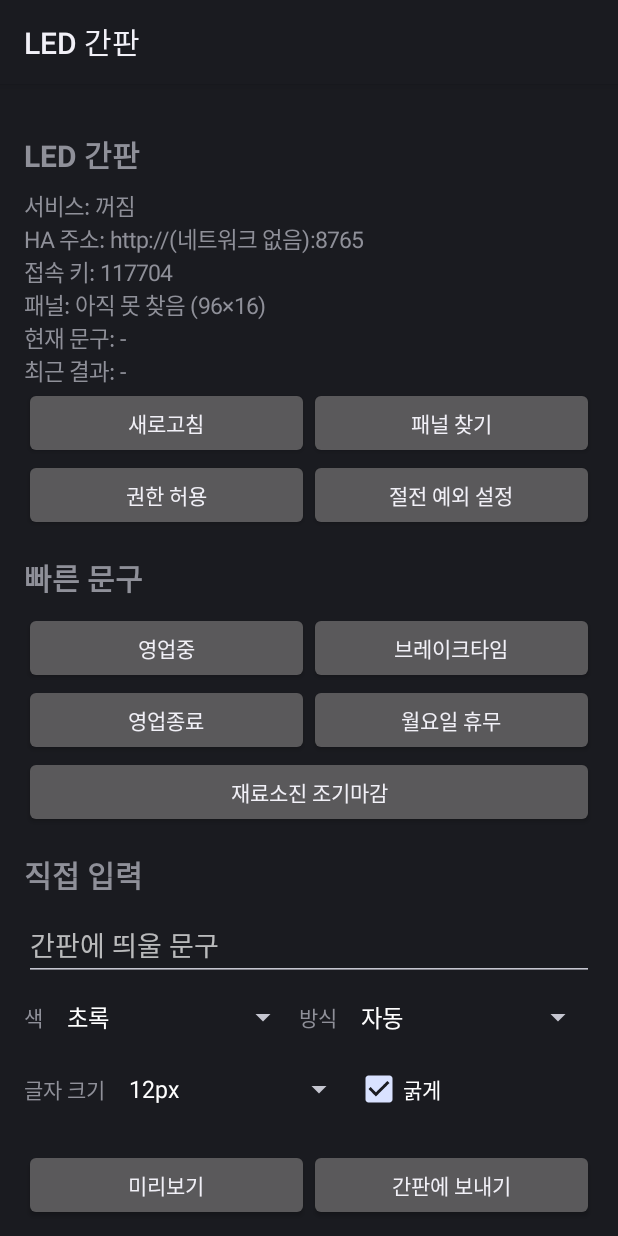
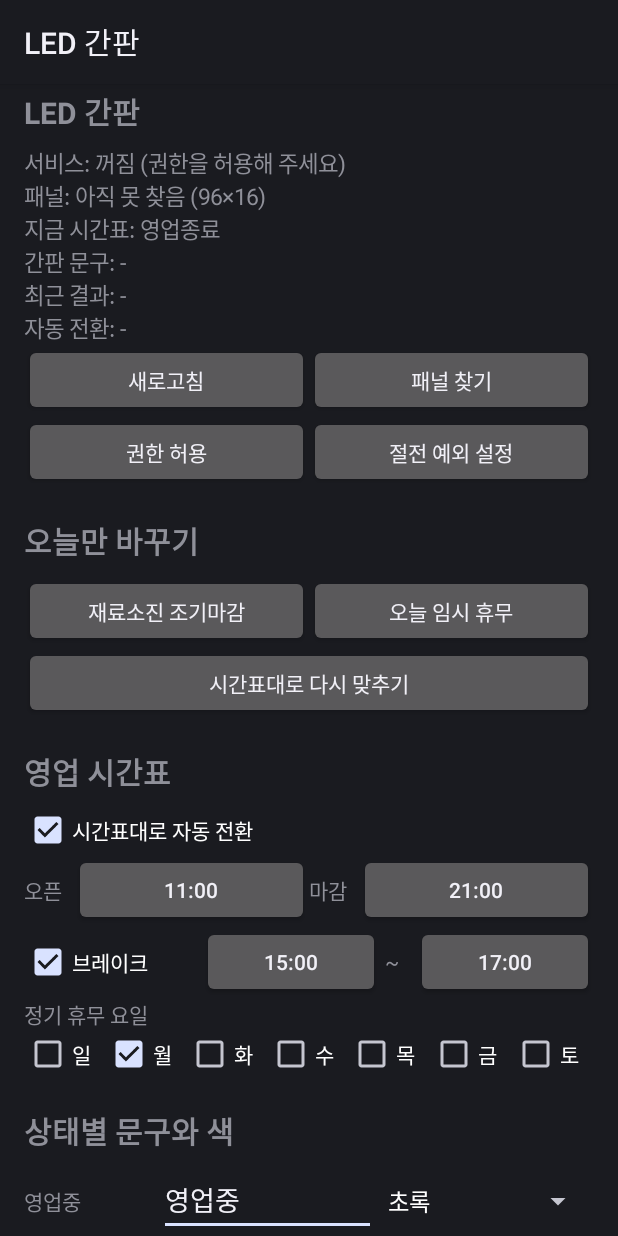
Before and after one commit to taekchonee/chodang-payroll, an Android app: the screen it shows after launch (MainActivity), on a phone screen of 412 x 824 dp. Run offline under Robolectric (Android 15) with nearby library versions, the phone set to English and light mode, and no system bars.

Commit message:
Move the opening-hours schedule into the app and drop Home Assistant
The POS app now switches the sign on its own: opening, break and
closing times, weekly holidays, and today-only overrides (sold out,
closed today). It re-syncs the sign whenever the POS boots. The HTTP
server and the HA package are no longer needed and are removed.

Co-Authored-By: Claude Opus 5.5 <noreply@anthropic.com>
Claude-Session: https://claude.ai/code/session_01CAN7fuhWutNjPZ6VeppQX6

```diff
--- a/android/app/build.gradle.kts
+++ b/android/app/build.gradle.kts
@@ -11,8 +11,8 @@ android {
         applicationId = "com.chodang.ledsign"
         minSdk = 24
         targetSdk = 34
-        versionCode = 1
-        versionName = "0.1.0"
+        versionCode = 2
+        versionName = "0.2.0"
     }
 
     // 업데이트 설치가 되도록 항상 같은 키로 서명합니다 (공개 디버그용 키).
--- a/android/app/src/main/AndroidManifest.xml
+++ b/android/app/src/main/AndroidManifest.xml
@@ -12,8 +12,6 @@
     <uses-permission android:name="android.permission.BLUETOOTH_SCAN" android:usesPermissionFlags="neverForLocation" />
     <uses-permission android:name="android.permission.BLUETOOTH_CONNECT" />
 
-    <uses-permission android:name="android.permission.INTERNET" />
-    <uses-permission android:name="android.permission.ACCESS_NETWORK_STATE" />
     <uses-permission android:name="android.permission.FOREGROUND_SERVICE" />
     <uses-permission android:name="android.permission.FOREGROUND_SERVICE_CONNECTED_DEVICE" />
     <uses-permission android:name="android.permission.POST_NOTIFICATIONS" />
--- a/android/app/src/main/java/com/chodang/ledsign/LedService.kt
+++ b/android/app/src/main/java/com/chodang/ledsign/LedService.kt
@@ -10,15 +10,11 @@ import android.content.Intent
 import android.content.pm.ServiceInfo
 import android.os.Build
 import android.os.IBinder
-import java.net.Inet4Address
-import java.net.NetworkInterface
-import java.security.SecureRandom
 
-/** 화면이 꺼져 있어도 HA 명령을 받을 수 있게 계속 돌아가는 서비스 */
+/** 화면이 꺼져 있어도 시간표대로 간판을 바꾸도록 계속 돌아가는 서비스 */
 class LedService : Service() {
 
     companion object {
-        const val PORT = 8765
         private const val CHANNEL_ID = "led_sign"
 
         @Volatile var instance: LedService? = null
@@ -30,47 +26,30 @@ class LedService : Service() {
             else context.startService(intent)
         }
 
-        /** 앱 화면에 표시할 접속 키. 처음 실행할 때 한 번 만들어 저장합니다. */
-        fun accessKey(context: Context): String {
-            val prefs = context.getSharedPreferences("sign", Context.MODE_PRIVATE)
-            prefs.getString("access_key", null)?.let { return it }
-            val key = (1..6).map { SecureRandom().nextInt(10) }.joinToString("")
-            prefs.edit().putString("access_key", key).apply()
-            return key
-        }
-
-        fun localIp(): String? = try {
-            NetworkInterface.getNetworkInterfaces().toList()
-                .filter { it.isUp && !it.isLoopback }
-                .flatMap { it.inetAddresses.toList() }
-                .firstOrNull { it is Inet4Address && it.isSiteLocalAddress }
-                ?.hostAddress
-        } catch (_: Exception) { null }
     }
 
     lateinit var controller: SignController
         private set
-    private var server: HttpServer? = null
-    @Volatile var serverError: String? = null
+    lateinit var schedule: StoreSchedule
+        private set
+    lateinit var scheduler: AutoScheduler
         private set
 
     override fun onCreate() {
         super.onCreate()
         controller = SignController(this)
+        schedule = StoreSchedule(this)
+        scheduler = AutoScheduler(schedule, controller)
         startAsForeground()
-        try {
-            server = HttpServer(PORT, { accessKey(this) }, controller).also { it.start() }
-        } catch (e: Exception) {
-            serverError = e.message
-        }
         instance = this
+        scheduler.start()
     }
 
     override fun onStartCommand(intent: Intent?, flags: Int, startId: Int): Int = START_STICKY
 
     override fun onDestroy() {
         instance = null
-        server?.stop()
+        scheduler.stop()
         controller.shutdown()
         super.onDestroy()
     }
@@ -92,8 +71,8 @@ class LedService : Service() {
         val builder = if (Build.VERSION.SDK_INT >= Build.VERSION_CODES.O)
             Notification.Builder(this, CHANNEL_ID) else Notification.Builder(this)
         val notification = builder
-            .setContentTitle("LED 간판 연결 대기 중")
-            .setContentText("HA 명령을 받으면 입구 간판 문구를 바꿉니다")
+            .setContentTitle("LED 간판 자동 전환 중")
+            .setContentText("영업 시간표에 맞춰 입구 간판 문구를 바꿉니다")
             .setSmallIcon(android.R.drawable.stat_sys_data_bluetooth)
             .setContentIntent(open)
             .setOngoing(true)
--- a/android/app/src/main/java/com/chodang/ledsign/MainActivity.kt
+++ b/android/app/src/main/java/com/chodang/ledsign/MainActivity.kt
@@ -3,10 +3,13 @@ package com.chodang.ledsign
 import android.Manifest
 import android.annotation.SuppressLint
 import android.app.Activity
+import android.app.TimePickerDialog
+import android.content.Context
 import android.content.Intent
 import android.content.pm.PackageManager
 import android.graphics.Bitmap
 import android.graphics.Color
+import android.graphics.Typeface
 import android.net.Uri
 import android.os.Build
 import android.os.Bundle
@@ -23,33 +26,37 @@ import android.widget.LinearLayout
 import android.widget.ScrollView
 import android.widget.Spinner
 import android.widget.TextView
+import android.widget.Toast
+import java.util.Calendar
 
 class MainActivity : Activity() {
 
-    private data class Preset(val text: String, val color: LedColor)
-
-    private val presets = listOf(
-        Preset("영업중", LedColor.GREEN),
-        Preset("브레이크타임", LedColor.YELLOW),
-        Preset("영업종료", LedColor.RED),
-        Preset("월요일 휴무", LedColor.RED),
-        Preset("재료소진 조기마감", LedColor.RED),
-    )
     private val modeLabels = listOf("자동" to "auto", "고정" to "static", "왼쪽으로 흐름" to "left", "오른쪽으로 흐름" to "right")
     private val fontSizes = listOf(12, 13, 14, 15, 16)
+    private val dayLabels = listOf(
+        Calendar.SUNDAY to "일", Calendar.MONDAY to "월", Calendar.TUESDAY to "화", Calendar.WEDNESDAY to "수",
+        Calendar.THURSDAY to "목", Calendar.FRIDAY to "금", Calendar.SATURDAY to "토",
+    )
 
+    private lateinit var schedule: StoreSchedule
     private lateinit var statusView: TextView
+    private lateinit var soldOutButton: Button
+    private lateinit var closedTodayButton: Button
     private lateinit var textInput: EditText
     private lateinit var colorSpinner: Spinner
     private lateinit var modeSpinner: Spinner
     private lateinit var fontSpinner: Spinner
     private lateinit var boldCheck: CheckBox
     private lateinit var previewView: ImageView
+    private val statusTextInputs = mutableMapOf<StoreStatus, EditText>()
+    private val statusColorSpinners = mutableMapOf<StoreStatus, Spinner>()
 
-    private val controller: SignController? get() = LedService.instance?.controller
+    private val service: LedService? get() = LedService.instance
+    private val controller: SignController? get() = service?.controller
 
     override fun onCreate(savedInstanceState: Bundle?) {
         super.onCreate(savedInstanceState)
+        schedule = StoreSchedule(this)
         setContentView(buildUi())
         if (hasPermissions()) LedService.start(this) else requestPermissionsNow()
     }
@@ -69,7 +76,7 @@ class MainActivity : Activity() {
         }
 
         root.addView(title("LED 간판"))
-        statusView = TextView(this).apply { textSize = 15f; setTextIsSelectable(true) }
+        statusView = TextView(this).apply { textSize = 15f }
         root.addView(statusView)
         root.addView(row(
             button("새로고침") { refreshStatus() },
@@ -80,24 +87,88 @@ class MainActivity : Activity() {
             button("절전 예외 설정") { askIgnoreBatteryOptimization() },
         ))
 
-        root.addView(title("빠른 문구"))
-        presets.chunked(2).forEach { pair ->
-            root.addView(row(*pair.map { p ->
-                button(p.text) { send(ShowRequest(p.text, p.color)) }
-            }.toTypedArray()))
+        // 오늘만 바꾸기
+        root.addView(title("오늘만 바꾸기"))
+        soldOutButton = button("") {
+            schedule.soldOutToday = !schedule.soldOutToday
+            onScheduleChanged()
         }
+        closedTodayButton = button("") {
+            schedule.closedToday = !schedule.closedToday
+            onScheduleChanged()
+        }
+        root.addView(row(soldOutButton, closedTodayButton))
+        root.addView(row(button("시간표대로 다시 맞추기") {
+            schedule.soldOutToday = false
+            schedule.closedToday = false
+            onScheduleChanged()
+        }))
 
-        root.addView(title("직접 입력"))
+        // 시간표
+        root.addView(title("영업 시간표"))
+        root.addView(CheckBox(this).apply {
+            text = "시간표대로 자동 전환"
+            isChecked = schedule.autoEnabled
+            setOnCheckedChangeListener { _, on -> schedule.autoEnabled = on; onScheduleChanged() }
+        })
+        root.addView(row(
+            label("오픈"), timeButton({ schedule.openMin }) { schedule.openMin = it },
+            label("마감"), timeButton({ schedule.closeMin }) { schedule.closeMin = it },
+        ))
+        root.addView(row(
+            CheckBox(this).apply {
+                text = "브레이크"
+                isChecked = schedule.useBreak
+                setOnCheckedChangeListener { _, on -> schedule.useBreak = on; onScheduleChanged() }
+            },
+            timeButton({ schedule.breakStartMin }) { schedule.breakStartMin = it },
+            label(" ~ "),
+            timeButton({ schedule.breakEndMin }) { schedule.breakEndMin = it },
+        ))
+        root.addView(label("정기 휴무 요일"))
+        root.addView(row(*dayLabels.map { (day, name) ->
+            CheckBox(this).apply {
+                text = name
+                isChecked = schedule.isHolidayDay(day)
+                setOnCheckedChangeListener { _, on -> schedule.setHolidayDay(day, on); onScheduleChanged() }
+            }
+        }.toTypedArray()))
+
+        // 문구와 색
+        root.addView(title("상태별 문구와 색"))
+        StoreStatus.entries.forEach { s ->
+            val input = EditText(this).apply { setText(schedule.text(s)); setSingleLine() }
+            val color = spinner(LedColor.entries.map { it.label }).apply { setSelection(schedule.color(s).ordinal) }
+            statusTextInputs[s] = input
+            statusColorSpinners[s] = color
+            root.addView(row(label(s.label).apply { minWidth = dp(90) }, input, color))
+        }
+        root.addView(row(button("문구 저장") {
+            StoreStatus.entries.forEach { s ->
+                val t = statusTextInputs[s]!!.text.toString().trim()
+                if (t.isNotEmpty()) schedule.setText(s, t)
+                schedule.setColor(s, LedColor.entries[statusColorSpinners[s]!!.selectedItemPosition])
+            }
+            toast("저장했습니다")
+            onScheduleChanged()
+        }))
+
+        // 글자 크기
+        root.addView(title("글자"))
+        val signPrefs = getSharedPreferences("sign", Context.MODE_PRIVATE)
+        fontSpinner = spinner(fontSizes.map { "${it}px" }).apply {
+            setSelection(fontSizes.indexOf(signPrefs.getFloat("font_px", 16f).toInt()).coerceAtLeast(0))
+        }
+        boldCheck = CheckBox(this).apply { text = "굵게"; isChecked = signPrefs.getBoolean("bold", true) }
+        root.addView(row(label("크기"), fontSpinner, boldCheck))
+
+        // 직접 보내기
+        root.addView(title("직접 보내기"))
         textInput = EditText(this).apply { hint = "간판에 띄울 문구"; setSingleLine() }
         root.addView(textInput)
-        colorSpinner = spinner(LedColor.entries.map { it.label })
-        colorSpinner.setSelection(LedColor.GREEN.ordinal)
+        colorSpinner = spinner(LedColor.entries.map { it.label }).apply { setSelection(LedColor.GREEN.ordinal) }
         modeSpinner = spinner(modeLabels.map { it.first })
         root.addView(row(label("색"), colorSpinner, label("방식"), modeSpinner))
-
-        fontSpinner = spinner(fontSizes.map { "${it}px" })
-        boldCheck = CheckBox(this).apply { text = "굵게"; isChecked = true }
-        root.addView(row(label("글자 크기"), fontSpinner, boldCheck))
 
         previewView = ImageView(this).apply {
             setBackgroundColor(Color.rgb(25, 25, 25))
@@ -112,9 +183,10 @@ class MainActivity : Activity() {
             button("미리보기") { showPreview() },
             button("간판에 보내기") {
                 val t = textInput.text.toString().trim()
-                if (t.isNotEmpty()) send(currentRequest(t))
+                if (t.isNotEmpty()) runInBackground { applyFont(it); it.show(currentRequest(t)) }
             },
         ))
+        root.addView(label("직접 보낸 문구는 다음 시간표 전환 때까지 그대로 유지됩니다."))
 
         root.addView(title("패널"))
         root.addView(row(
@@ -122,7 +194,35 @@ class MainActivity : Activity() {
             button("끄기") { runInBackground { it.power(false) } },
         ))
 
+        updateTodayButtons()
         return ScrollView(this).apply { addView(root) }
+    }
+
+    private fun onScheduleChanged() {
+        updateTodayButtons()
+        controller?.let { applyFont(it) }
+        service?.scheduler?.kick(forceResend = true)
+        statusView.postDelayed({ refreshStatus() }, 300)
+        statusView.postDelayed({ refreshStatus() }, 8000)
+    }
+
+    private fun updateTodayButtons() {
+        soldOutButton.text = if (schedule.soldOutToday) "조기마감 취소" else "재료소진 조기마감"
+        closedTodayButton.text = if (schedule.closedToday) "임시 휴무 취소" else "오늘 임시 휴무"
+    }
+
+    private fun timeButton(get: () -> Int, set: (Int) -> Unit): Button {
+        val b = Button(this)
+        b.text = StoreSchedule.fmt(get())
+        b.setOnClickListener {
+            val m = get()
+            TimePickerDialog(this, { _, h, min ->
+                set(h * 60 + min)
+                b.text = StoreSchedule.fmt(h * 60 + min)
+                onScheduleChanged()
+            }, m / 60, m % 60, true).show()
+        }
+        return b
     }
 
     private fun currentRequest(text: String) = ShowRequest(
@@ -136,56 +236,46 @@ class MainActivity : Activity() {
     }
 
     private fun showPreview() {
-        val c = controller ?: return toastStatus("서비스가 아직 시작되지 않았습니다. 권한을 허용해 주세요.")
-        val t = textInput.text.toString().trim().ifEmpty { "영업중" }
+        val c = controller ?: return toast("서비스가 아직 시작되지 않았습니다. 권한을 허용해 주세요.")
+        val t = textInput.text.toString().trim().ifEmpty { schedule.text(schedule.target()) }
         applyFont(c)
         val r = c.preview(currentRequest(t))
         setPreview(r.preview)
-        toastStatus(if (r.fits) "한 화면에 들어갑니다" else "패널보다 길어서 흐르게 표시됩니다")
-    }
-
-    private fun send(req: ShowRequest) {
-        runInBackground {
-            applyFont(it)
-            it.show(req)
-        }
+        toast(if (r.fits) "한 화면에 들어갑니다" else "패널보다 길어서 흐르게 표시됩니다")
     }
 
     private fun runInBackground(job: (SignController) -> String) {
-        val c = controller ?: return toastStatus("서비스가 아직 시작되지 않았습니다. 권한을 허용해 주세요.")
+        val c = controller ?: return toast("서비스가 아직 시작되지 않았습니다. 권한을 허용해 주세요.")
         statusView.text = "보내는 중…"
         Thread {
             val msg = try { job(c) } catch (e: Exception) { "실패: ${e.message}" }
             runOnUiThread {
                 refreshStatus()
                 c.lastPreview?.let { setPreview(it) }
-                toastStatus(msg)
+                toast(msg)
             }
         }.start()
     }
 
     @SuppressLint("SetTextI18n")
     private fun refreshStatus() {
-        val svc = LedService.instance
+        val svc = service
         val c = svc?.controller
-        val ip = LedService.localIp() ?: "(네트워크 없음)"
         val (w, h) = c?.signSize ?: (CoolLedBle.DEFAULT_WIDTH to CoolLedBle.DEFAULT_HEIGHT)
+        val target = schedule.target()
         statusView.text = buildString {
-            appendLine("서비스: " + when {
-                svc == null -> "꺼짐"
-                svc.serverError != null -> "웹 서버 오류 (${svc.serverError})"
-                else -> "실행 중"
-            })
-            appendLine("HA 주소: http://$ip:${LedService.PORT}")
-            appendLine("접속 키: ${LedService.accessKey(this@MainActivity)}")
+            appendLine("서비스: " + if (svc == null) "꺼짐 (권한을 허용해 주세요)" else "실행 중")
             appendLine("패널: ${c?.signName ?: "아직 못 찾음"} (${w}×${h})")
-            appendLine("현재 문구: ${c?.lastText ?: "-"}")
-            append("최근 결과: ${c?.lastStatus ?: "-"}")
+            appendLine("지금 시간표: ${target.label}" + if (schedule.autoEnabled) "" else " (자동 전환 꺼짐)")
+            appendLine("간판 문구: ${c?.lastText ?: "-"}")
+            appendLine("최근 결과: ${c?.lastStatus ?: "-"}")
+            append("자동 전환: ${svc?.scheduler?.lastMessage ?: "-"}")
         }
+        updateTodayButtons()
     }
 
-    private fun toastStatus(msg: String) {
-        android.widget.Toast.makeText(this, msg, android.widget.Toast.LENGTH_LONG).show()
+    private fun toast(msg: String) {
+        Toast.makeText(this, msg, Toast.LENGTH_LONG).show()
     }
 
     private fun setPreview(bmp: Bitmap) {
@@ -212,7 +302,7 @@ class MainActivity : Activity() {
         .all { checkSelfPermission(it) == PackageManager.PERMISSION_GRANTED }
 
     private fun requestPermissionsNow() {
-        if (Build.VERSION.SDK_INT >= Build.VERSION_CODES.M) requestPermissions(neededPermissions(), 1)
+        requestPermissions(neededPermissions(), 1)
     }
 
     override fun onRequestPermissionsResult(requestCode: Int, permissions: Array<out String>, grantResults: IntArray) {
@@ -221,7 +311,7 @@ class MainActivity : Activity() {
             LedService.start(this)
             statusView.postDelayed({ refreshStatus() }, 500)
         } else {
-            toastStatus("블루투스 권한이 있어야 간판을 바꿀 수 있습니다")
+            toast("블루투스 권한이 있어야 간판을 바꿀 수 있습니다")
         }
     }
 
@@ -229,7 +319,7 @@ class MainActivity : Activity() {
     private fun askIgnoreBatteryOptimization() {
         val pm = getSystemService(PowerManager::class.java)
         if (pm.isIgnoringBatteryOptimizations(packageName)) {
-            toastStatus("이미 절전 예외로 설정되어 있습니다")
+            toast("이미 절전 예외로 설정되어 있습니다")
             return
         }
         try {
@@ -245,8 +335,8 @@ class MainActivity : Activity() {
 
     private fun title(t: String) = TextView(this).apply {
         text = t; textSize = 20f
-        setTypeface(typeface, android.graphics.Typeface.BOLD)
-        setPadding(0, dp(16), 0, dp(8))
+        setTypeface(typeface, Typeface.BOLD)
+        setPadding(0, dp(20), 0, dp(8))
     }
 
     private fun label(t: String) = TextView(this).apply { text = t; setPadding(0, 0, dp(8), 0) }
@@ -264,7 +354,7 @@ class MainActivity : Activity() {
         orientation = LinearLayout.HORIZONTAL
         gravity = Gravity.CENTER_VERTICAL
         views.forEach { v ->
-            val weight = if (v is Button || v is Spinner) 1f else 0f
+            val weight = if (v is Button || v is Spinner || v is EditText) 1f else 0f
             addView(v, LinearLayout.LayoutParams(
                 if (weight > 0) 0 else LinearLayout.LayoutParams.WRAP_CONTENT,
                 LinearLayout.LayoutParams.WRAP_CONTENT, weight
--- /dev/null
+++ b/android/app/src/main/java/com/chodang/ledsign/StoreSchedule.kt
@@ -0,0 +1,84 @@
+package com.chodang.ledsign
+
+import android.content.Context
+import java.util.Calendar
+
+/** 간판에 띄우는 상태 */
+enum class StoreStatus(val label: String, val defaultText: String, val defaultColor: LedColor) {
+    OPEN("영업중", "영업중", LedColor.GREEN),
+    BREAK("브레이크타임", "브레이크타임", LedColor.YELLOW),
+    CLOSED("영업종료", "영업종료", LedColor.RED),
+    HOLIDAY("휴무", "월요일 휴무", LedColor.RED),
+    SOLDOUT("조기마감", "재료소진 조기마감", LedColor.RED),
+}
+
+/**
+ * 영업 시간표와 수동 설정(조기마감, 임시 휴무)을 저장하고,
+ * 지금 간판에 무엇을 띄워야 하는지 계산합니다.
+ */
+class StoreSchedule(context: Context) {
+    private val prefs = context.applicationContext.getSharedPreferences("schedule", Context.MODE_PRIVATE)
+
+    var autoEnabled: Boolean
+        get() = prefs.getBoolean("auto", true)
+        set(v) = prefs.edit().putBoolean("auto", v).apply()
+
+    /** 하루 중 분 단위 (예: 11:00 → 660) */
+    var openMin: Int
+        get() = prefs.getInt("open", 11 * 60)
+        set(v) = prefs.edit().putInt("open", v).apply()
+    var breakStartMin: Int
+        get() = prefs.getInt("break_start", 15 * 60)
+        set(v) = prefs.edit().putInt("break_start", v).apply()
+    var breakEndMin: Int
+        get() = prefs.getInt("break_end", 17 * 60)
+        set(v) = prefs.edit().putInt("break_end", v).apply()
+    var closeMin: Int
+        get() = prefs.getInt("close", 21 * 60)
+        set(v) = prefs.edit().putInt("close", v).apply()
+    var useBreak: Boolean
+        get() = prefs.getBoolean("use_break", true)
+        set(v) = prefs.edit().putBoolean("use_break", v).apply()
+
+    /** 정기 휴무 요일 (Calendar.SUNDAY=1 … SATURDAY=7). 기본은 월요일. */
+    fun isHolidayDay(day: Int) = prefs.getBoolean("holiday_$day", day == Calendar.MONDAY)
+    fun setHolidayDay(day: Int, on: Boolean) = prefs.edit().putBoolean("holiday_$day", on).apply()
+
+    fun text(s: StoreStatus): String = prefs.getString("text_${s.name}", null) ?: s.defaultText
+    fun setText(s: StoreStatus, t: String) = prefs.edit().putString("text_${s.name}", t).apply()
+    fun color(s: StoreStatus): LedColor = LedColor.parse(prefs.getString("color_${s.name}", s.defaultColor.name))
+    fun setColor(s: StoreStatus, c: LedColor) = prefs.edit().putString("color_${s.name}", c.name).apply()
+
+    /** 조기마감/임시 휴무는 누른 날짜에만 유효합니다. */
+    private fun today(cal: Calendar = Calendar.getInstance()) =
+        cal.get(Calendar.YEAR) * 1000 + cal.get(Calendar.DAY_OF_YEAR)
+
+    var soldOutToday: Boolean
+        get() = prefs.getInt("soldout_day", -1) == today()
+        set(v) = prefs.edit().putInt("soldout_day", if (v) today() else -1).apply()
+    var closedToday: Boolean
+        get() = prefs.getInt("closed_day", -1) == today()
+        set(v) = prefs.edit().putInt("closed_day", if (v) today() else -1).apply()
+
+    fun target(cal: Calendar = Calendar.getInstance()): StoreStatus {
+        val now = cal.get(Calendar.HOUR_OF_DAY) * 60 + cal.get(Calendar.MINUTE)
+        val day = cal.get(Calendar.DAY_OF_WEEK)
+        val open = openMin
+        val close = closeMin
+        // 자정을 넘겨 마감하는 경우(예: 11:00~01:00)도 처리
+        val inBusinessHours = if (close > open) now in open until close else now >= open || now < close
+        return when {
+            closedToday || isHolidayDay(day) -> StoreStatus.HOLIDAY
+            !inBusinessHours -> StoreStatus.CLOSED
+            soldOutToday -> StoreStatus.SOLDOUT
+            useBreak && now in breakStartMin until breakEndMin -> StoreStatus.BREAK
+            else -> StoreStatus.OPEN
+        }
+    }
+
+    fun request(s: StoreStatus) = ShowRequest(text(s), color(s))
+
+    companion object {
+        fun fmt(min: Int) = "%02d:%02d".format(min / 60, min % 60)
+    }
+}
```
Also changed, not shown: android/app/src/main/java/com/chodang/ledsign/AutoScheduler.kt (added, +68 -0 lines), android/app/src/main/java/com/chodang/ledsign/HttpServer.kt (deleted, +0 -158 lines), 2 other files.
